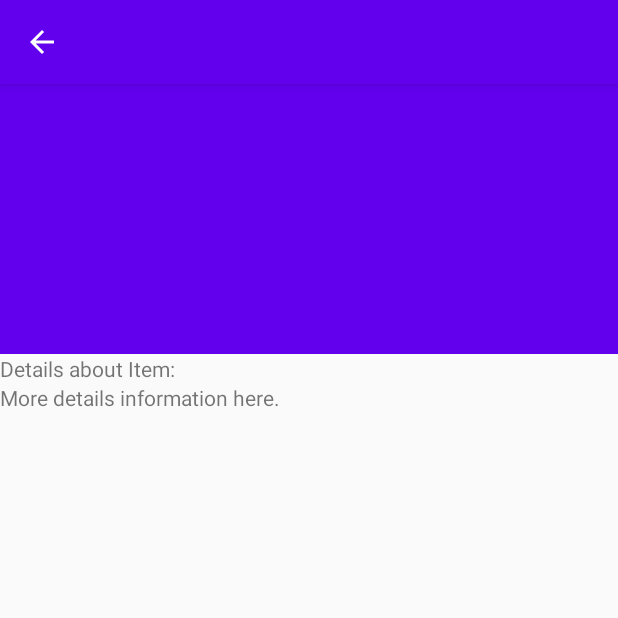
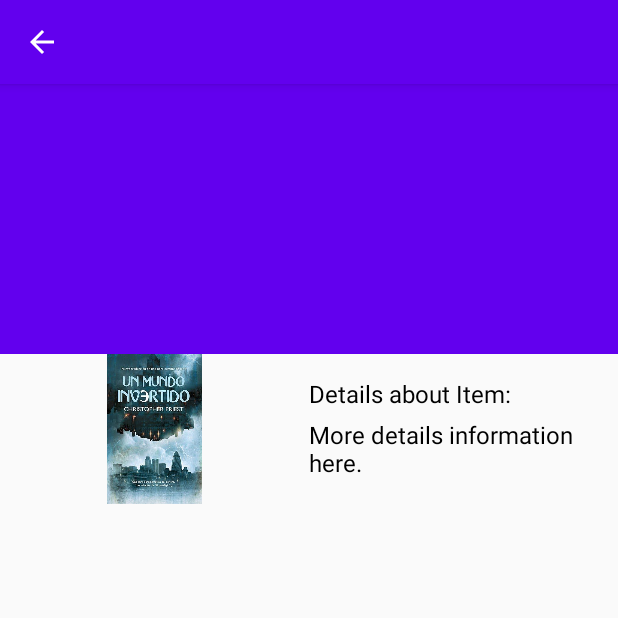
Before and after one commit to visape-uni/PAC1Ex2AndroidAv, an Android app: the BookDetailActivity screen opened directly, with no data from a screen before it, on a phone screen of 412 x 824 dp, the top half of it. Run offline under Robolectric (Android 15) with nearby library versions, the phone set to English and light mode, and no system bars; 6 statements that could not run were skipped.

Commit message:
exercici 2 acabat

```diff
--- a/app/src/main/java/edu/uoc/pac1ex2androidav/BookDetailActivity.kt
+++ b/app/src/main/java/edu/uoc/pac1ex2androidav/BookDetailActivity.kt
@@ -12,7 +12,7 @@ class BookDetailActivity : AppCompatActivity() {
         setContentView(R.layout.activity_book_detail)
 
         val item = intent.getSerializableExtra("item") as BookItem
-        app_bar.title = "Item " + item.titol
+        app_bar.title = item.titol
         supportActionBar?.setDisplayHomeAsUpEnabled(true)
         supportActionBar?.setDisplayShowHomeEnabled(true)
         supportActionBar?.title = ""
--- a/app/src/main/java/edu/uoc/pac1ex2androidav/BookDetailFragment.kt
+++ b/app/src/main/java/edu/uoc/pac1ex2androidav/BookDetailFragment.kt
@@ -7,6 +7,8 @@ import android.view.View
 import android.view.ViewGroup
 import edu.uoc.pac1ex2androidav.model.BookItem
 import kotlinx.android.synthetic.main.fragment_book_detail.*
+import java.text.DateFormat
+import java.text.SimpleDateFormat
 
 class BookDetailFragment : Fragment() {
 
@@ -31,6 +33,9 @@ class BookDetailFragment : Fragment() {
     override fun onViewCreated(view: View, savedInstanceState: Bundle?) {
         super.onViewCreated(view, savedInstanceState)
         val item = arguments?.getSerializable("item") as BookItem
-        detailItem.text = getText(R.string.fragment_text_1).toString() + item.titol
+        authorItem.text = item.autor
+        val formatter = SimpleDateFormat("dd/MM/yyyy");
+        dateItem.text = formatter.format(item.dataPublicacio)
+        descriptionItem.text = item.descripcio
     }
 }
--- a/app/src/main/java/edu/uoc/pac1ex2androidav/BookListActivity.kt
+++ b/app/src/main/java/edu/uoc/pac1ex2androidav/BookListActivity.kt
@@ -26,7 +26,10 @@ class BookListActivity : AppCompatActivity() {
         listView.setHasFixedSize(true)
         listView.layoutManager = LinearLayoutManager(this)
 
-        val adapter = MyAdapter(BookModel().ITEMS, frameLayoutList != null)
+        val mTwoPane = frameLayoutList != null
+        Log.d("PRUEBAaaaaaa", mTwoPane.toString())
+
+        val adapter = MyAdapter(BookModel().ITEMS, mTwoPane)
         listView.adapter = adapter
     }
 
--- a/app/src/main/java/edu/uoc/pac1ex2androidav/MyAdapter.kt
+++ b/app/src/main/java/edu/uoc/pac1ex2androidav/MyAdapter.kt
@@ -43,7 +43,7 @@ class MyAdapter(private val mValues: MutableList<BookItem>, private val mTwoPane
             if(mTwoPane) {
                 val fragment = BookDetailFragment.newInstance(holder.mItem!!)
                 val activity = (it.context as AppCompatActivity)
-                activity.supportFragmentManager.beginTransaction().replace(it.frameLayoutList.id, fragment).commit()
+                activity.supportFragmentManager.beginTransaction().replace(activity.frameLayoutList.id, fragment).commit()
             } else {
                 val newIntent = Intent(it.context, BookDetailActivity::class.java)
                 newIntent.putExtra("item", holder.mItem)
--- a/app/src/main/java/edu/uoc/pac1ex2androidav/model/BookModel.kt
+++ b/app/src/main/java/edu/uoc/pac1ex2androidav/model/BookModel.kt
@@ -8,7 +8,7 @@ public class BookModel {
 
     init
     {
-        val book1 =  BookItem(0, "Title1", "Author1", Date(), "Description", "")
+        val book1 =  BookItem(0, "Title1", "Author1", Date(), "Description 1", "")
         val book2 =  BookItem(1, "Title2", "Author2", Date(), "Description 2", "")
         ITEMS.add(book1)
         ITEMS.add(book2)
--- a/app/src/main/res/layout/fragment_book_detail.xml
+++ b/app/src/main/res/layout/fragment_book_detail.xml
@@ -1,21 +1,45 @@
 <?xml version="1.0" encoding="utf-8"?>
-<FrameLayout xmlns:android="http://schemas.android.com/apk/res/android"
+
+    <LinearLayout
+        xmlns:android="http://schemas.android.com/apk/res/android"
         xmlns:tools="http://schemas.android.com/tools"
         android:layout_width="match_parent"
         android:layout_height="match_parent"
-    tools:context=".BookDetailFragment">
+        android:orientation="horizontal">
+        <ImageView
+            android:id="@+id/imageItem"
+            android:layout_width="match_parent"
+            android:layout_height="100dp"
+            android:src="@drawable/portada_ejemplo"
+            android:layout_weight="1"/>
         <LinearLayout
             android:layout_width="match_parent"
-        android:layout_height="match_parent"
-        android:orientation="vertical">
+            android:layout_height="wrap_content"
+            android:orientation="vertical"
+            android:layout_weight="1"
+            android:paddingTop="15dp">
             <TextView
-            android:id="@+id/detailItem"
+                android:id="@+id/authorItem"
                 android:layout_width="wrap_content"
                 android:layout_height="wrap_content"
-            android:text="@string/fragment_text_1" />
+                android:text="@string/fragment_text_1"
+                android:layout_marginBottom="5dp"
+                android:textSize="16sp"
+                android:textColor="@android:color/black"/>
             <TextView
+                android:id="@+id/dateItem"
                 android:layout_width="wrap_content"
                 android:layout_height="wrap_content"
-            android:text="@string/fragment_text_2"></TextView>
+                android:text="@string/fragment_text_2"
+                android:layout_marginBottom="5dp"
+                android:textSize="16sp"
+                android:textColor="@android:color/black"/>
+            <TextView
+                android:id="@+id/descriptionItem"
+                android:layout_width="wrap_content"
+                android:layout_height="wrap_content"
+                android:layout_marginBottom="5dp"
+                android:textSize="16sp"
+                android:textColor="@android:color/black"/>
         </LinearLayout>
-</FrameLayout>
+    </LinearLayout>
```
Also changed, not shown: app/src/main/res/drawable-v24/portada_ejemplo.jpg (added). Lines whose indentation alone changed are shown as unchanged.
